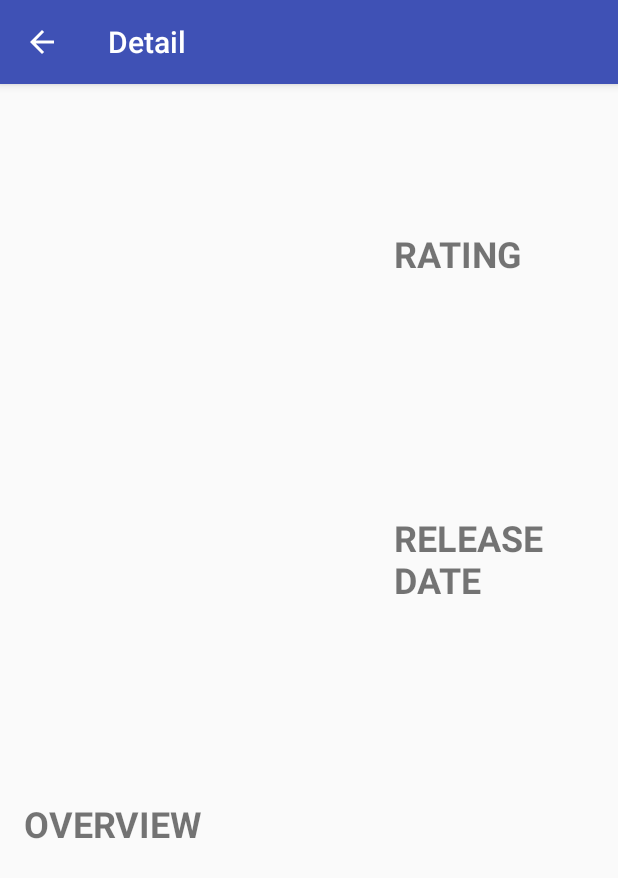
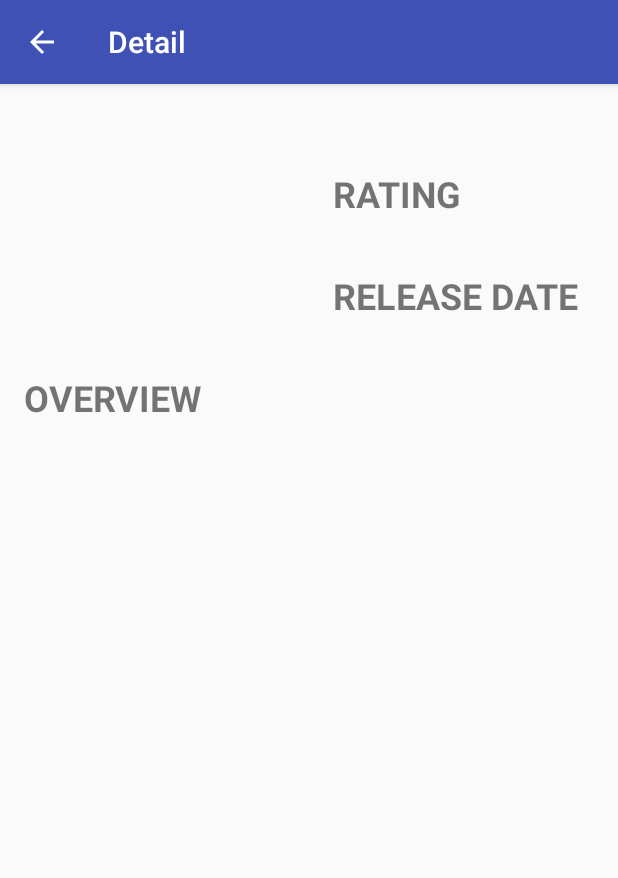
Before and after one commit to myashok/Movie-Talky, an Android app: the DetailActivityFragment screen opened directly, with no data from a screen before it, on a phone screen of 412 x 824 dp. Shown: the top 878 px of the screen. Run offline under Robolectric (Android 15) with nearby library versions, the phone set to English and light mode, and no system bars; pictures from the network do not load.

Commit message:
remove layout width from height

```diff
--- a/app/src/main/java/com/example/kanchicoder/movietalk/MainActivityFragment.java
+++ b/app/src/main/java/com/example/kanchicoder/movietalk/MainActivityFragment.java
@@ -2,7 +2,6 @@ package com.example.kanchicoder.movietalk;
 
 import android.content.Intent;
 import android.content.SharedPreferences;
-import android.graphics.Movie;
 import android.os.AsyncTask;
 import android.os.Bundle;
 import android.preference.PreferenceManager;
@@ -25,7 +24,6 @@ import java.io.InputStreamReader;
 import java.net.HttpURLConnection;
 import java.net.URL;
 import java.util.ArrayList;
-import java.util.Arrays;
 
 /**
  * Created by kanchicoder on 10/22/2016.
@@ -124,7 +122,7 @@ public class MainActivityFragment extends Fragment {
             try {
                 //Embed your api Key
                 String baseUrl = "http://api.themoviedb.org/3/movie/"+params[0]+"?";
-                String apiKey = "api_key=" + "YourAPIKEY";
+                String apiKey = "api_key=" + "YourApiKey";
                 URL url = new URL(baseUrl.concat(apiKey));
                 urlConnection = (HttpURLConnection) url.openConnection();
                 urlConnection.setRequestMethod("GET");
--- a/app/src/main/res/layout/detail_fragment.xml
+++ b/app/src/main/res/layout/detail_fragment.xml
@@ -1,87 +1,92 @@
 <?xml version="1.0" encoding="utf-8"?>
 <ScrollView xmlns:android="http://schemas.android.com/apk/res/android"
-    android:layout_width="match_parent"
-    android:layout_height="match_parent"
+    android:layout_width="fill_parent"
+    android:layout_height="fill_parent"
     android:fillViewport="true">
+
     <LinearLayout
-        android:orientation="vertical" android:layout_width="match_parent"
-        android:layout_height="match_parent">
+        android:layout_width="match_parent"
+        android:layout_height="wrap_content"
+        android:orientation="vertical">
+
         <TextView
+            android:id="@+id/detail_movie_title"
             android:layout_width="match_parent"
-            android:layout_height="0px"
-            android:layout_weight="1"
-            android:textStyle="bold"
+            android:layout_height="wrap_content"
+            android:layout_marginBottom="@dimen/activity_vertical_margin_less"
+            android:layout_marginLeft="@dimen/activity_horizontal_margin"
+            android:layout_marginTop="@dimen/activity_horizontal_margin"
             android:textAllCaps="true"
             android:textSize="@dimen/heading_size"
-            android:layout_marginTop="@dimen/activity_horizontal_margin"
-            android:layout_marginLeft="@dimen/activity_horizontal_margin"
-            android:layout_marginBottom="@dimen/activity_vertical_margin_less"
-            android:id="@+id/detail_movie_title"/>
+            android:textStyle="bold" />
+
         <LinearLayout
-            android:layout_height="0px"
             android:layout_width="match_parent"
-            android:layout_weight="5"
+            android:layout_height="wrap_content"
             android:orientation="horizontal">
+
             <ImageView
-                android:layout_width="0px"
-                android:layout_height="match_parent"
-                android:layout_weight="3"
-                android:id="@+id/detail_activity_imageview"/>
+                android:id="@+id/detail_activity_imageview"
+                android:layout_width="0dp"
+                android:layout_height="wrap_content"
+                android:layout_weight="5" />
+
             <LinearLayout
-                android:layout_width="0px"
-                android:layout_height="match_parent"
-                android:layout_weight="2"
+                android:layout_width="0dp"
+                android:layout_height="wrap_content"
+                android:layout_weight="5"
                 android:orientation="vertical">
+
                 <TextView
                     android:layout_width="wrap_content"
-                    android:layout_height="0px"
-                    android:layout_weight="3"
+                    android:layout_height="wrap_content"
+                    android:layout_marginLeft="@dimen/activity_horizontal_margin"
+                    android:text="@string/rating"
                     android:textAllCaps="true"
-                    android:textStyle="bold"
-                    android:layout_marginLeft="@dimen/activity_horizontal_margin"
                     android:textSize="@dimen/heading_size"
-                    android:text="@string/rating"/>
+                    android:textStyle="bold" />
+
                 <TextView
+                    android:id="@+id/detail_activity_rating"
                     android:layout_width="match_parent"
-                    android:layout_height="0px"
-                    android:layout_weight="2"
+                    android:layout_height="wrap_content"
                     android:layout_marginBottom="@dimen/activity_vertical_margin"
-                    android:layout_marginLeft="@dimen/activity_horizontal_margin"
-                    android:id="@+id/detail_activity_rating"/>
+                    android:layout_marginLeft="@dimen/activity_horizontal_margin" />
+
                 <TextView
                     android:layout_width="wrap_content"
-                    android:layout_height="0px"
-                    android:layout_weight="3"
+                    android:layout_height="wrap_content"
+                    android:layout_marginLeft="@dimen/activity_horizontal_margin"
+                    android:text="@string/release_date"
                     android:textAllCaps="true"
-                    android:textStyle="bold"
                     android:textSize="@dimen/heading_size"
-                    android:layout_marginLeft="@dimen/activity_horizontal_margin"
-                    android:text="@string/release_date"/>
+                    android:textStyle="bold" />
+
                 <TextView
+                    android:id="@+id/detail_activity_release_date"
                     android:layout_width="match_parent"
-                    android:layout_height="0px"
-                    android:layout_weight="2"
-                    android:id="@+id/detail_activity_release_date"
-                    android:layout_marginLeft="@dimen/activity_horizontal_margin"/>
+                    android:layout_height="wrap_content"
+                    android:layout_marginLeft="@dimen/activity_horizontal_margin" />
             </LinearLayout>
+
         </LinearLayout>
+
         <TextView
             android:layout_width="wrap_content"
-            android:layout_height="0px"
-            android:layout_weight="1"
+            android:layout_height="wrap_content"
+            android:layout_marginLeft="@dimen/activity_horizontal_margin"
+            android:layout_marginTop="@dimen/activity_vertical_margin"
+            android:text="@string/overview"
             android:textAllCaps="true"
-            android:textStyle="bold"
             android:textSize="@dimen/heading_size"
-            android:layout_marginTop="@dimen/activity_vertical_margin"
+            android:textStyle="bold" />
+
+        <TextView
+            android:id="@+id/detail_activity_overview"
+            android:layout_width="match_parent"
+            android:layout_height="wrap_content"
             android:layout_marginLeft="@dimen/activity_horizontal_margin"
-            android:text="@string/overview"/>
-        <TextView
-            android:layout_width="match_parent"
-            android:layout_height="0px"
-            android:layout_weight="3"
-            android:layout_marginLeft="@dimen/activity_horizontal_margin"
-            android:layout_marginRight="@dimen/activity_horizontal_margin"
-            android:id="@+id/detail_activity_overview"/>
+            android:layout_marginRight="@dimen/activity_horizontal_margin" />
 
     </LinearLayout>
 </ScrollView>
--- a/app/src/main/res/values/strings.xml
+++ b/app/src/main/res/values/strings.xml
@@ -3,7 +3,7 @@
     <string name="action_settings">Settings</string>
 
     <string name="pref_sort_key" translatable="false">sort</string>
-    <string name="pref_sort_default" translatable="false">popularity.desc</string>
+    <string name="pref_sort_default" translatable="false">popular</string>
     <string name="pref_sort_summary">Select sorting criteria</string>
     <string name="pref_sort_label">Sort</string>
     <string name="pref_sort_popularity_name">Popularity</string>
--- a/gradle.properties
+++ b/gradle.properties
@@ -12,12 +12,12 @@
 # This option should only be used with decoupled projects. More details, visit
 # http://www.gradle.org/docs/current/userguide/multi_project_builds.html#sec:decoupled_projects
 # org.gradle.parallel=true
-#Mon Oct 24 04:45:37 IST 2016
+#Mon Oct 24 04:33:42 IST 2016
 systemProp.http.proxyPort=8080
 systemProp.http.proxyUser=iit2014121
-systemProp.http.proxyPassword=
+systemProp.http.proxyPassword=iit2014121
 org.gradle.jvmargs=-Xmx1536m
-systemProp.https.proxyPassword=
+systemProp.https.proxyPassword=iit2014121
 systemProp.https.proxyHost=172.31.1.6
 systemProp.http.proxyHost=172.31.1.6
 systemProp.https.proxyPort=8080
```
